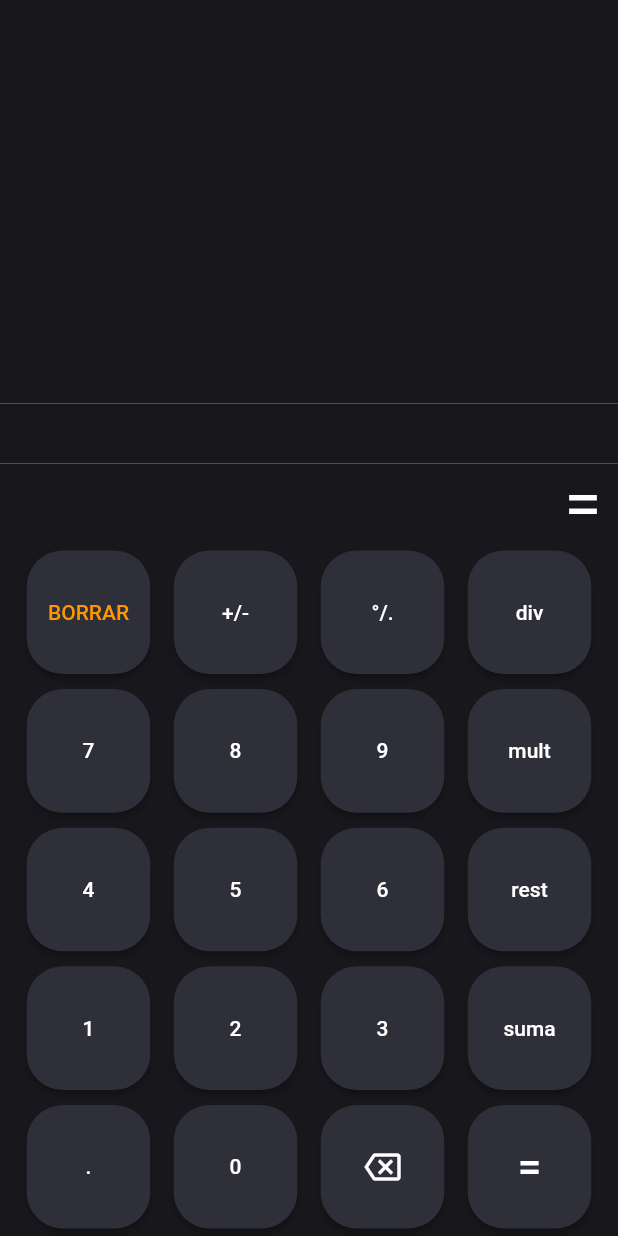
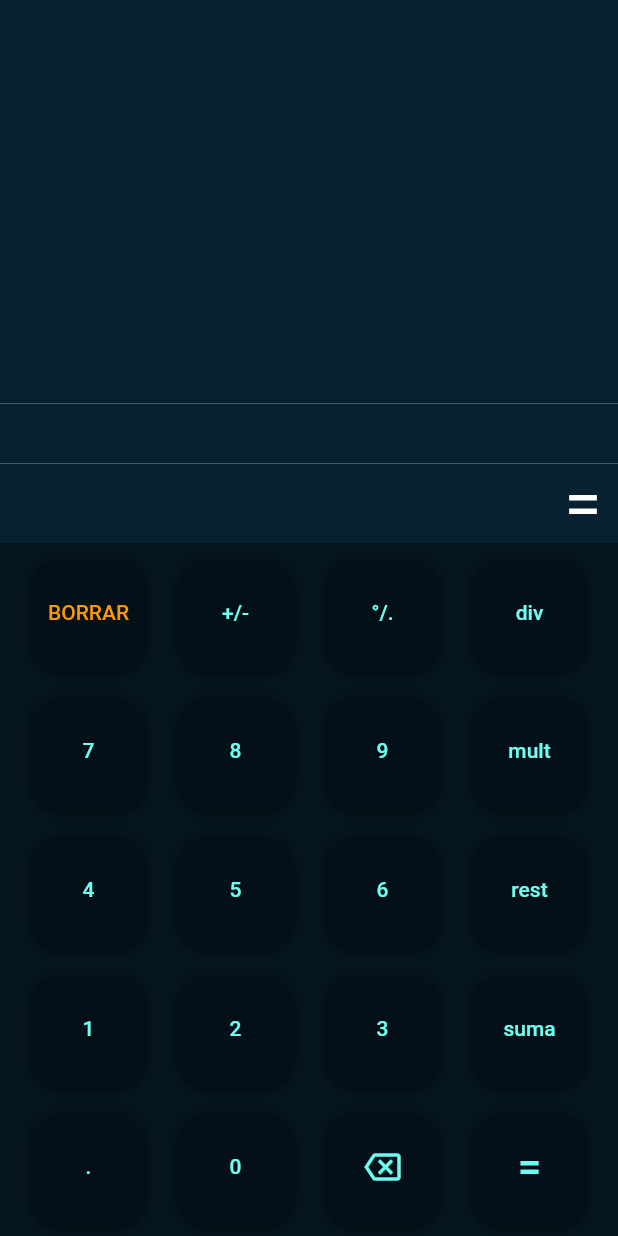
Before and after one commit to CarlosApala/app_calculadora, a Flutter app: the screen it shows after launch, after a tap on "BORRAR", on a phone screen of 412 x 824 dp. Run offline on Flutter 3.47's test engine with Material 2 defaults, Android fonts, the phone set to English and light mode, and no system bars; our stand-ins replace bloc, flutter_bloc.

Commit message:
mejoras de la interfaz

```diff
--- a/lib/bloc/addnumero_bloc.dart
+++ b/lib/bloc/addnumero_bloc.dart
@@ -27,8 +27,6 @@ class AddnumeroBloc extends Bloc<AddnumeroEvent, AddnumeroState> {
                   double.parse(state.calculadora.multiplicador!))
               .toString()
           : "";
-      print(state.calculadora.operador);
-      print(num);
       emit(CalculatorInitialState(
           lc: state.calculadora
               .copyWith(numerador: num, resultado: operacion)));
@@ -44,8 +42,6 @@ class AddnumeroBloc extends Bloc<AddnumeroEvent, AddnumeroState> {
                       : double.parse("0.0"),
                   double.parse(state.calculadora.resultado!))
               .toString();
-      print(operacion);
-      print(event.operador);
       if (operacion == "") {
         emit(CalculatorInitialState(
             lc: state.calculadora.copyWith(
--- a/lib/main.dart
+++ b/lib/main.dart
@@ -5,10 +5,14 @@ import 'package:flutter/services.dart';
 import 'package:flutter_bloc/flutter_bloc.dart';
 
 void main() {
-  SystemChrome.setSystemUIOverlayStyle(SystemUiOverlayStyle(
-    systemNavigationBarColor: Colors.blue, // navigation bar color
-    statusBarColor: Colors.orange[300], // status bar color
-  ));
+  SystemChrome.setSystemUIOverlayStyle(const SystemUiOverlayStyle(
+      systemNavigationBarColor: Colors.blue, // navigation bar color
+      statusBarColor: Color.fromRGBO(05, 21, 30, 1),
+      systemNavigationBarContrastEnforced: true,
+      systemNavigationBarDividerColor: Color.fromRGBO(05, 21, 30, 1)
+
+      //Colors.orange[300], // status bar color
+      ));
   runApp(const MyApp());
 }
 
@@ -26,7 +30,7 @@ class MyApp extends StatelessWidget {
           theme: ThemeData(
             primarySwatch: Colors.blue,
           ),
-          home: const HomePage()),
+          home: HomePage()),
     );
   }
 }
--- a/lib/page/home_page.dart
+++ b/lib/page/home_page.dart
@@ -8,7 +8,7 @@ import 'package:flutter_bloc/flutter_bloc.dart';
 import '../bloc/addnumero_bloc.dart';
 
 class HomePage extends StatelessWidget {
-  const HomePage({Key? key}) : super(key: key);
+  HomePage({Key? key}) : super(key: key);
 
   @override
   Widget build(BuildContext context) {
@@ -20,7 +20,7 @@ class HomePage extends StatelessWidget {
         builder: (_, state) {
           return SafeArea(
             child: Column(
-              children: const [
+              children: [
                 HistorialCalculadora(),
                 OperacionCalculadora(),
                 ResultadoCalculadora(),
--- a/lib/widgets/boton_calculadora.dart
+++ b/lib/widgets/boton_calculadora.dart
@@ -25,7 +25,7 @@ class BotonCalculador extends StatelessWidget {
                   RoundedRectangleBorder(
                       borderRadius: BorderRadius.circular(24))),
               backgroundColor: MaterialStateProperty.resolveWith(
-                  (states) => Color.fromRGBO(46, 47, 56, 1)),
+                  (states) => Color.fromRGBO(5, 21, 30, 0.1)),
               padding: MaterialStateProperty.resolveWith(
                   (states) => const EdgeInsets.all(10))),
           onPressed: evento == null
--- a/lib/widgets/historial_calculadora.dart
+++ b/lib/widgets/historial_calculadora.dart
@@ -2,25 +2,47 @@ import 'package:app_calculadora/bloc/addnumero_bloc.dart';
 import 'package:flutter/material.dart';
 import 'package:flutter_bloc/flutter_bloc.dart';
 
-class HistorialCalculadora extends StatelessWidget {
-  const HistorialCalculadora({Key? key}) : super(key: key);
+class HistorialCalculadora extends StatefulWidget {
+  HistorialCalculadora({Key? key}) : super(key: key);
+
+  @override
+  State<HistorialCalculadora> createState() => _HistorialCalculadoraState();
+}
+
+class _HistorialCalculadoraState extends State<HistorialCalculadora> {
+  final ScrollController scrollController = ScrollController();
+
   @override
   Widget build(BuildContext context) {
     final size = MediaQuery.of(context).size;
+    int index = 0;
+    List<String> lista = [];
     return BlocBuilder<AddnumeroBloc, AddnumeroState>(builder: (_, state) {
       return Expanded(
           child: Container(
-        color: Color.fromRGBO(23, 23, 28, 1),
-        child: ListView(children: [
-          ...state.calculadora.historial!.map((e) => Container(
-                padding: const EdgeInsets.only(right: 20, bottom: 5),
-                alignment: Alignment.centerRight,
-                child: Text(
-                  e,
-                  style: const TextStyle(
-                      fontSize: 20, color: Color.fromRGBO(255, 255, 255, 0.4)),
-                ),
-              ))
+        color: const Color.fromARGB(255, 8, 33, 48),
+        child: ListView(reverse: false, children: [
+          ...state.calculadora.historial!.map((e) {
+            index++;
+            lista.add(e);
+            return Container(
+              padding: const EdgeInsets.only(right: 20, bottom: 5),
+              alignment: Alignment.centerRight,
+              child: Dismissible(
+                  onDismissed: (direction) {
+                    setState(() {
+                      state.calculadora.historial!.removeAt(index - 1);
+                    });
+                  },
+                  key: UniqueKey(),
+                  child: Text(
+                    e,
+                    style: const TextStyle(
+                        fontSize: 20,
+                        color: Color.fromRGBO(255, 255, 255, 0.4)),
+                  )),
+            );
+          })
         ]),
       ));
     });
--- a/lib/widgets/operacion_calculadora.dart
+++ b/lib/widgets/operacion_calculadora.dart
@@ -11,7 +11,7 @@ class OperacionCalculadora extends StatelessWidget {
     return BlocBuilder<AddnumeroBloc, AddnumeroState>(builder: (_, state) {
       return Container(
         height: 40,
-        color: Color.fromRGBO(23, 23, 28, 1),
+        color: Color.fromARGB(255, 8, 33, 48),
         child: Row(
           mainAxisAlignment: MainAxisAlignment.end,
           children: [
--- a/lib/widgets/resultado_calculadora.dart
+++ b/lib/widgets/resultado_calculadora.dart
@@ -9,7 +9,7 @@ class ResultadoCalculadora extends StatelessWidget {
   Widget build(BuildContext context) {
     return BlocBuilder<AddnumeroBloc, AddnumeroState>(builder: (_, state) {
       return Container(
-        color: Color.fromRGBO(23, 23, 28, 1),
+        color: Color.fromARGB(255, 8, 33, 48),
         alignment: Alignment.centerRight,
         child: Text(
           "= ${state.calculadora.resultado}",
--- a/lib/widgets/teclado_calculadora.dart
+++ b/lib/widgets/teclado_calculadora.dart
@@ -5,15 +5,15 @@ import 'package:flutter/material.dart';
 import 'package:flutter_bloc/flutter_bloc.dart';
 
 class TecladoCalculadora extends StatelessWidget {
-  const TecladoCalculadora({Key? key}) : super(key: key);
-
+  TecladoCalculadora({Key? key}) : super(key: key);
+  final TextStyle style = TextStyle(color: Color.fromRGBO(109, 255, 242, 1));
   @override
   Widget build(BuildContext context) {
     return BlocBuilder<AddnumeroBloc, AddnumeroState>(
         builder: (context, state) {
       return Container(
         padding: EdgeInsets.only(left: 10, right: 10),
-        color: Color.fromRGBO(23, 23, 28, 1),
+        color: Color.fromRGBO(5, 21, 30, 1),
         child: Column(
           mainAxisAlignment: MainAxisAlignment.spaceAround,
           crossAxisAlignment: CrossAxisAlignment.center,
@@ -26,10 +26,14 @@ class TecladoCalculadora extends StatelessWidget {
                     numero: "BORRAR",
                     evento: DeleteNumeroEvent(),
                     style: TextStyle(color: Colors.orange)),
-                BotonCalculador(numero: "+/-"),
-                BotonCalculador(numero: "°/."),
+                BotonCalculador(numero: "+/-", style: style),
+                BotonCalculador(
+                  numero: "°/.",
+                  style: style,
+                ),
                 BotonCalculador(
                   numero: "div",
+                  style: style,
                   evento: DefinirOperacion(operador: TipoOperador.divi),
                 ),
               ],
@@ -40,18 +44,22 @@ class TecladoCalculadora extends StatelessWidget {
               children: [
                 BotonCalculador(
                   numero: "7",
+                  style: style,
                   evento: SetNumeroEvent(valor: "7"),
                 ),
                 BotonCalculador(
                   numero: "8",
+                  style: style,
                   evento: SetNumeroEvent(valor: "8"),
                 ),
                 BotonCalculador(
                   numero: "9",
+                  style: style,
                   evento: SetNumeroEvent(valor: "9"),
                 ),
                 BotonCalculador(
                   numero: "mult",
+                  style: style,
                   evento: DefinirOperacion(operador: TipoOperador.multi),
                 ),
               ],
@@ -61,18 +69,22 @@ class TecladoCalculadora extends StatelessWidget {
               children: [
                 BotonCalculador(
                   numero: "4",
+                  style: style,
                   evento: SetNumeroEvent(valor: "4"),
                 ),
                 BotonCalculador(
                   numero: "5",
+                  style: style,
                   evento: SetNumeroEvent(valor: "5"),
                 ),
                 BotonCalculador(
                   numero: "6",
+                  style: style,
                   evento: SetNumeroEvent(valor: "6"),
                 ),
                 BotonCalculador(
                     numero: "rest",
+                    style: style,
                     evento: DefinirOperacion(operador: TipoOperador.resta)),
               ],
             ),
@@ -81,18 +93,22 @@ class TecladoCalculadora extends StatelessWidget {
               children: [
                 BotonCalculador(
                   numero: "1",
+                  style: style,
                   evento: SetNumeroEvent(valor: "1"),
                 ),
                 BotonCalculador(
                   numero: "2",
+                  style: style,
                   evento: SetNumeroEvent(valor: "2"),
                 ),
                 BotonCalculador(
                   numero: "3",
+                  style: style,
                   evento: SetNumeroEvent(valor: "3"),
                 ),
                 BotonCalculador(
                     numero: "suma",
+                    style: style,
                     evento: DefinirOperacion(operador: TipoOperador.suma))
               ],
             ),
@@ -101,20 +117,24 @@ class TecladoCalculadora extends StatelessWidget {
               children: [
                 BotonCalculador(
                   numero: ".",
+                  style: style,
                   evento: SetNumeroEvent(valor: "."),
                 ),
                 BotonCalculador(
                   numero: "0",
+                  style: style,
                   evento: SetNumeroEvent(valor: "0"),
                 ),
                 BotonCalculador(
-                  icono: const Icon(Icons.backspace_outlined),
+                  icono: const Icon(Icons.backspace_outlined,
+                      color: Color.fromRGBO(109, 255, 242, 1)),
                   evento: RetrocederNumeroEvent(),
                 ),
                 BotonCalculador(
                   numero: "=",
                   evento: RealizarOperacionEvent(),
-                  style: const TextStyle(fontSize: 28),
+                  style: const TextStyle(
+                      fontSize: 28, color: Color.fromRGBO(109, 255, 242, 1)),
                 ),
               ],
             ),
--- a/pubspec.yaml
+++ b/pubspec.yaml
@@ -29,7 +29,6 @@ environment:
 dependencies:
   bloc: ^8.0.3
   cupertino_icons: ^1.0.2
-
   flutter:
     sdk: flutter
   flutter_bloc: ^8.0.1
```
Also changed, not shown: app_calculadora/src/main/res/drawable/fitness_din_mica_portada_para_destacada_de_instagram.png (added), lib/assets/Fitness Dinámica Portada para Destacada de Instagram.png (added), 26 other files.
